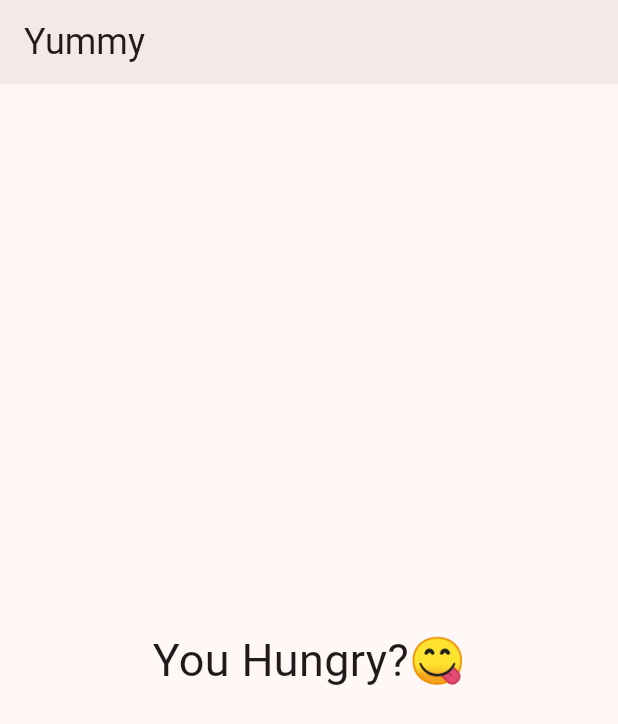
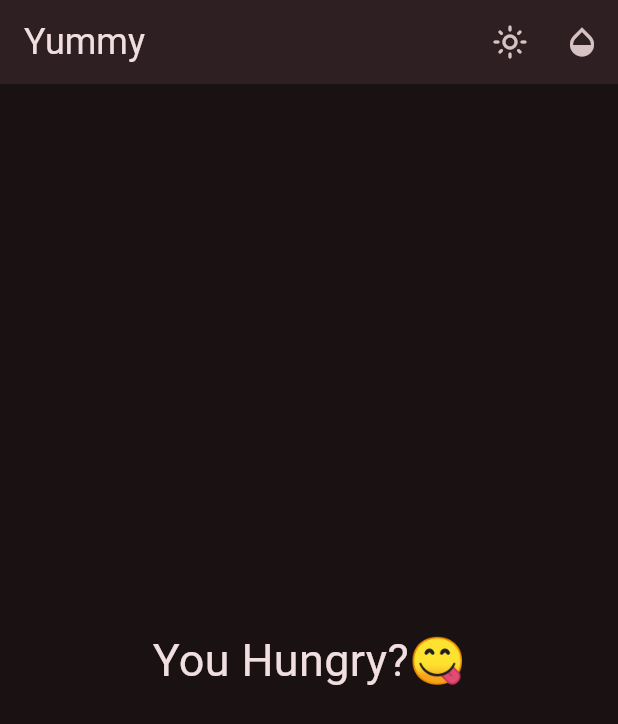
Before and after one commit to ebinjoy999/Learning_Flutter, a Flutter app: the screen it shows after launch, on a phone screen of 412 x 824 dp. Shown: the top 724 px of the screen. Run offline on Flutter 3.47's test engine with Material 3 defaults, Android fonts, the phone set to English and light mode, and no system bars.

Commit message:
Add color nd theme selection

```diff
--- /dev/null
+++ b/basicwidgets/lib/components/color_button.dart
@@ -0,0 +1,54 @@
+import 'package:flutter/material.dart';
+import '../constants.dart';
+class ColorButton extends StatelessWidget {
+
+  const ColorButton({
+    super.key,
+    required this.changeColor,
+    required this.colorSelected,
+  });
+
+  final void Function(int) changeColor;
+  final ColorSelection colorSelected;
+
+  @override
+  Widget build(BuildContext context) {
+
+    return PopupMenuButton(
+      icon: Icon(
+        Icons.opacity_outlined,
+        color: Theme.of(context).colorScheme.onSurfaceVariant,
+      ),
+
+      shape: RoundedRectangleBorder(
+        borderRadius: BorderRadius.circular(10),
+      ),
+
+      itemBuilder: (context) {
+
+        return List.generate(
+          ColorSelection.values.length,
+              (index) {
+            final currentColor = ColorSelection.values[index];
+
+            return PopupMenuItem(
+              value: index,
+              enabled: currentColor != colorSelected,
+              child: Wrap(
+                children: [
+                  Padding(
+                    padding: const EdgeInsets.only(left: 10),
+                    child: Icon(
+                      Icons.opacity_outlined,
+                      color: currentColor.color,
+                    ),
+                  ),
+                  Padding(
+                    padding: const EdgeInsets.only(left: 20),
+                    child: Text(currentColor.label),
+                  ),],),);},);},
+
+      onSelected: changeColor,
+    );
+  }
+}
--- /dev/null
+++ b/basicwidgets/lib/components/theme_button.dart
@@ -0,0 +1,23 @@
+import 'package:flutter/material.dart';
+
+class ThemeButton extends StatelessWidget {
+
+  const ThemeButton({
+    Key? key,
+    required this.changeThemeMode,
+  }) : super(key: key);
+
+  final Function changeThemeMode;
+  @override
+  Widget build(BuildContext context) {
+
+    final isBright = Theme.of(context).brightness ==
+        Brightness.light;
+    return IconButton(
+      icon: isBright
+          ? const Icon(Icons.dark_mode_outlined) //
+          : const Icon(Icons.light_mode_outlined),
+      onPressed: () => changeThemeMode(!isBright),
+    );
+  }
+}
--- a/basicwidgets/lib/main.dart
+++ b/basicwidgets/lib/main.dart
@@ -1,5 +1,7 @@
 import 'package:flutter/material.dart';
 
+import 'components/color_button.dart';
+import 'components/theme_button.dart';
 import 'constants.dart';
 
 void main() {
@@ -7,13 +9,31 @@
   runApp( Yummy());
 }
 
-class Yummy extends StatelessWidget {
-  ThemeMode themeMode = ThemeMode.light;
-  ColorSelection colorSelection = ColorSelection.pink;
+class Yummy extends StatefulWidget {
 
   Yummy({super.key});
 
-  // TODO: Add changeTheme above here
+  @override
+  State<Yummy> createState() => _YummyState();
+}
+
+class _YummyState extends State<Yummy> {
+  ThemeMode themeMode = ThemeMode.dark;
+
+  ColorSelection colorSelection = ColorSelection.pink;
+
+  void changeThemeMode(bool useLightMode) {
+    setState(() {
+      themeMode = useLightMode
+          ? ThemeMode.light //
+          : ThemeMode.dark;
+    });
+  }
+  void changeColor(int value) {
+    setState(() {
+      colorSelection = ColorSelection.values[value];
+    });
+  }
 
   @override
   Widget build(BuildContext context) {
@@ -39,7 +59,15 @@
       // 4
       home: Scaffold(
         appBar: AppBar(
-          // TODO: Add action buttons
+          actions: [
+            ThemeButton(
+              changeThemeMode: changeThemeMode,
+            ),
+            ColorButton(
+              changeColor: changeColor,
+              colorSelected: colorSelection,
+            ),
+          ],
           elevation: 4.0,
           title: const Text(
             appTitle,
```
